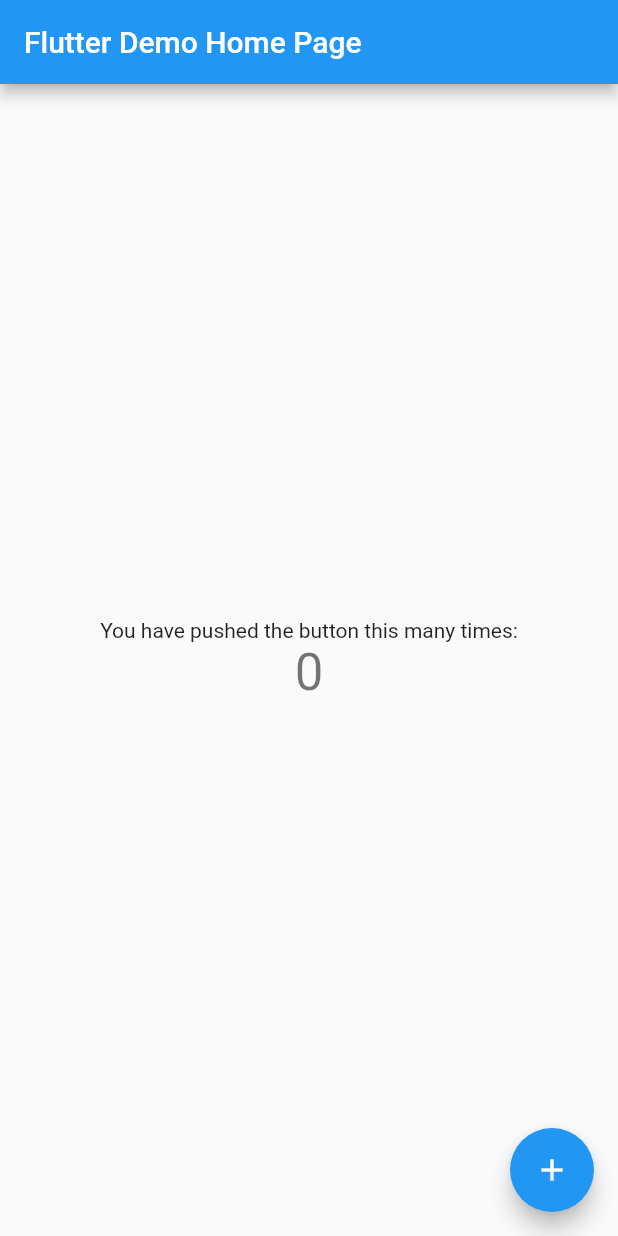
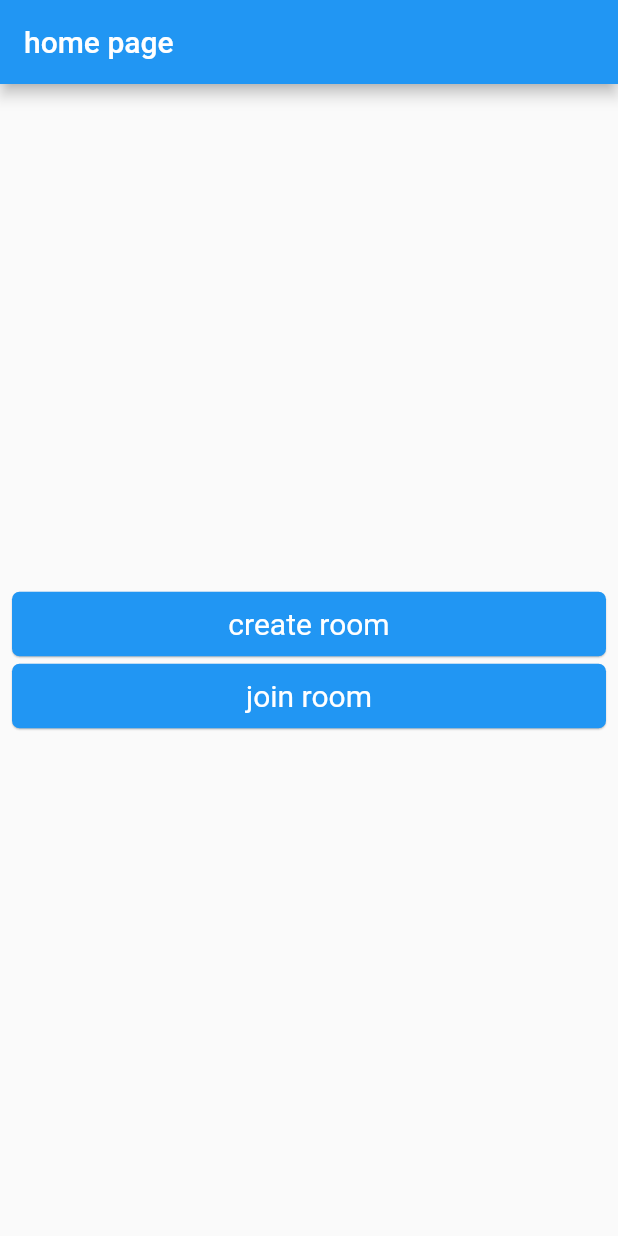
Before and after one commit to m7hamed-dev/game_typeracer, a Flutter app: the screen it shows after launch, on a phone screen of 412 x 824 dp. Run offline on Flutter 3.47's test engine with Material 2 defaults, Android fonts, the phone set to English and light mode, and no system bars; our stand-ins replace cached_network_image, socket_io_client.

Commit message:
add a lot of dart files

```diff
--- a/lib/main.dart
+++ b/lib/main.dart
@@ -1,7 +1,22 @@
 import 'package:flutter/material.dart';
+import 'package:provider/provider.dart';
+
+import 'providers/game_state_provider.dart';
+import 'views/home_view.dart';
 
 void main() {
-  runApp(const MyApp());
+  runApp(
+    /// Providers are above [MyApp] instead of inside it, so that tests
+    /// can use [MyApp] while mocking the providers
+    MultiProvider(
+      providers: [
+        ChangeNotifierProvider<GameStateProvider>(
+          create: (_) => GameStateProvider(),
+        )
+      ],
+      child: const MyApp(),
+    ),
+  );
 }
 
 class MyApp extends StatelessWidget {
@@ -13,103 +28,9 @@
     return MaterialApp(
       title: 'Flutter Demo',
       theme: ThemeData(
-        // This is the theme of your application.
-        //
-        // Try running your application with "flutter run". You'll see the
-        // application has a blue toolbar. Then, without quitting the app, try
-        // changing the primarySwatch below to Colors.green and then invoke
-        // "hot reload" (press "r" in the console where you ran "flutter run",
-        // or simply save your changes to "hot reload" in a Flutter IDE).
-        // Notice that the counter didn't reset back to zero; the application
-        // is not restarted.
         primarySwatch: Colors.blue,
       ),
-      home: const MyHomePage(title: 'Flutter Demo Home Page'),
+      home: const HomeView(),
     );
   }
 }
-
-class MyHomePage extends StatefulWidget {
-  const MyHomePage({Key? key, required this.title}) : super(key: key);
-
-  // This widget is the home page of your application. It is stateful, meaning
-  // that it has a State object (defined below) that contains fields that affect
-  // how it looks.
-
-  // This class is the configuration for the state. It holds the values (in this
-  // case the title) provided by the parent (in this case the App widget) and
-  // used by the build method of the State. Fields in a Widget subclass are
-  // always marked "final".
-
-  final String title;
-
-  @override
-  State<MyHomePage> createState() => _MyHomePageState();
-}
-
-class _MyHomePageState extends State<MyHomePage> {
-  int _counter = 0;
-
-  void _incrementCounter() {
-    setState(() {
-      // This call to setState tells the Flutter framework that something has
-      // changed in this State, which causes it to rerun the build method below
-      // so that the display can reflect the updated values. If we changed
-      // _counter without calling setState(), then the build method would not be
-      // called again, and so nothing would appear to happen.
-      _counter++;
-    });
-  }
-
-  @override
-  Widget build(BuildContext context) {
-    // This method is rerun every time setState is called, for instance as done
-    // by the _incrementCounter method above.
-    //
-    // The Flutter framework has been optimized to make rerunning build methods
-    // fast, so that you can just rebuild anything that needs updating rather
-    // than having to individually change instances of widgets.
-    return Scaffold(
-      appBar: AppBar(
-        // Here we take the value from the MyHomePage object that was created by
-        // the App.build method, and use it to set our appbar title.
-        title: Text(widget.title),
-      ),
-      body: Center(
-        // Center is a layout widget. It takes a single child and positions it
-        // in the middle of the parent.
-        child: Column(
-          // Column is also a layout widget. It takes a list of children and
-          // arranges them vertically. By default, it sizes itself to fit its
-          // children horizontally, and tries to be as tall as its parent.
-          //
-          // Invoke "debug painting" (press "p" in the console, choose the
-          // "Toggle Debug Paint" action from the Flutter Inspector in Android
-          // Studio, or the "Toggle Debug Paint" command in Visual Studio Code)
-          // to see the wireframe for each widget.
-          //
-          // Column has various properties to control how it sizes itself and
-          // how it positions its children. Here we use mainAxisAlignment to
-          // center the children vertically; the main axis here is the vertical
-          // axis because Columns are vertical (the cross axis would be
-          // horizontal).
-          mainAxisAlignment: MainAxisAlignment.center,
-          children: <Widget>[
-            const Text(
-              'You have pushed the button this many times:',
-            ),
-            Text(
-              '$_counter',
-              style: Theme.of(context).textTheme.headline4,
-            ),
-          ],
-        ),
-      ),
-      floatingActionButton: FloatingActionButton(
-        onPressed: _incrementCounter,
-        tooltip: 'Increment',
-        child: const Icon(Icons.add),
-      ), // This trailing comma makes auto-formatting nicer for build methods.
-    );
-  }
-}
--- /dev/null
+++ b/lib/views/home_view.dart
@@ -0,0 +1,49 @@
+import 'package:flutter/material.dart';
+import 'package:game_typeracer/utils/push.dart';
+import 'package:game_typeracer/views/create_room_view.dart';
+import 'package:game_typeracer/views/join_room_view.dart';
+import 'package:game_typeracer/widgets/btn.dart';
+
+class HomeView extends StatefulWidget {
+  const HomeView({Key? key}) : super(key: key);
+
+  @override
+  State<HomeView> createState() => _HomeViewState();
+}
+
+class _HomeViewState extends State<HomeView> {
+  @override
+  void initState() {
+    super.initState();
+  }
+
+  //
+  @override
+  Widget build(BuildContext context) {
+    return Scaffold(
+      appBar: AppBar(
+        title: const Text('home page'),
+      ),
+      body: Padding(
+        padding: const EdgeInsets.all(8.0),
+        child: Column(
+          mainAxisAlignment: MainAxisAlignment.center,
+          children: [
+            Btn(
+              child: const Text('create room'),
+              onPressed: () {
+                Push.to(context, const CreateRoomView());
+              },
+            ),
+            Btn(
+              child: const Text('join room'),
+              onPressed: () {
+                Push.to(context, const JoinRoomView());
+              },
+            ),
+          ],
+        ),
+      ),
+    );
+  }
+}
--- /dev/null
+++ b/lib/widgets/btn.dart
@@ -0,0 +1,43 @@
+import 'package:flutter/material.dart';
+
+class Btn extends StatelessWidget {
+  final Function()? onPressed;
+  final Widget? child;
+  final Color? color;
+  final EdgeInsetsGeometry? margin;
+  final double? width;
+  final double? height;
+  final double? elevation;
+  // final Color? textColor;
+  const Btn({
+    Key? key,
+    this.onPressed,
+    this.child,
+    this.color,
+    this.margin,
+    this.width,
+    this.elevation,
+    this.height,
+  }) : super(key: key);
+  @override
+  Widget build(BuildContext context) {
+    return Container(
+      margin: margin,
+      width: width ?? MediaQuery.of(context).size.width,
+      child: ElevatedButton(
+        onPressed: onPressed,
+        child: child,
+        onLongPress: () {},
+        style: ElevatedButton.styleFrom(
+          primary: color,
+          elevation: elevation ?? .5,
+          padding: EdgeInsets.symmetric(vertical: 10.0),
+          textStyle: TextStyle(fontSize: 20),
+          shape: RoundedRectangleBorder(
+            borderRadius: BorderRadius.circular(5.0),
+          ),
+        ),
+      ),
+    );
+  }
+}
```
Also changed, not shown: lib/models/game_state.dart (added, +24 -0 lines), lib/providers/game_state_provider.dart (added, +27 -0 lines), lib/utils/push.dart (added, +11 -0 lines), lib/utils/socket_client.dart (+6 -6 lines), lib/utils/socket_methods.dart (added, +68 -0 lines), lib/views/create_room_view.dart (added, +57 -0 lines), lib/views/game_view.dart (added, +102 -0 lines), lib/views/input.dart (added, +148 -0 lines), lib/views/join_room_view.dart (added, +67 -0 lines), pubspec.yaml (+1 -18 lines), pubspec.lock, 6 other files.
